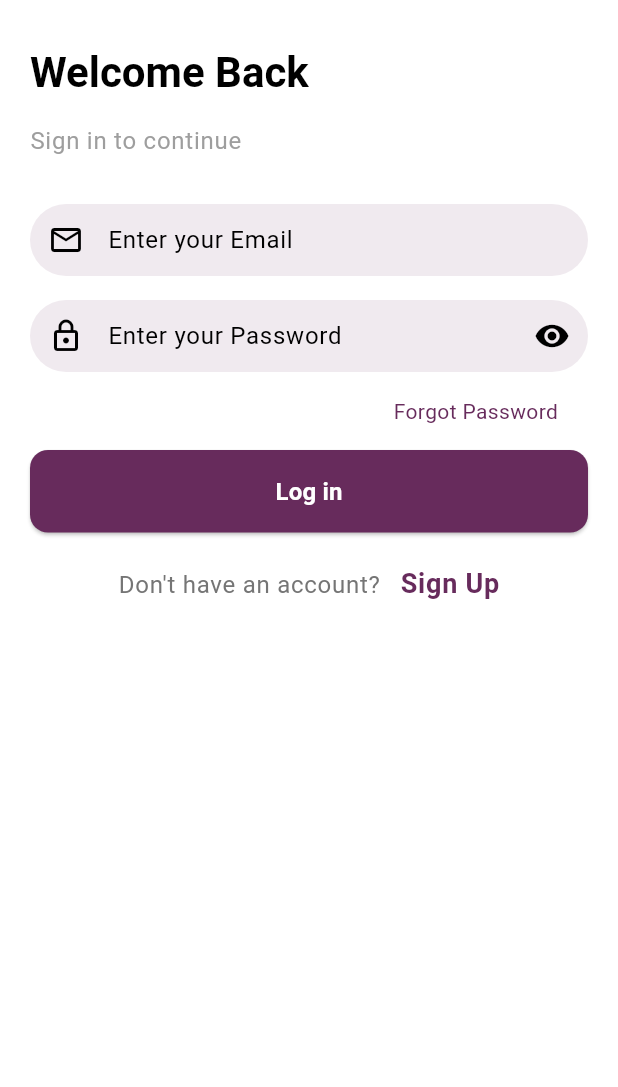
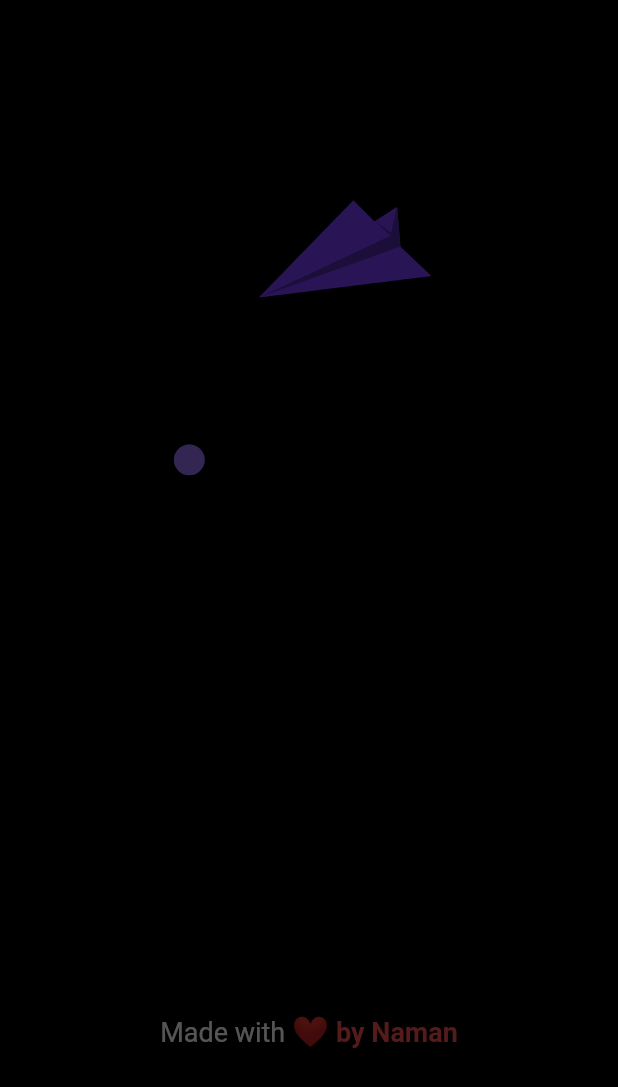
Before and after one commit to naman0274/gup_shup, a Flutter app: the first screen one second after launch, on a phone screen of 412 x 824 dp. Shown: the top 1087 px of the screen. Run offline on Flutter 3.47's test engine with Material 3 defaults, Android fonts, the phone set to English and light mode, and no system bars; our stand-ins replace cloud_firestore, equatable, firebase_auth, firebase_core, flutter_bloc, get_it and 1 more; accounts and stored records are empty.

Commit message:
splash screen added

```diff
--- a/lib/main.dart
+++ b/lib/main.dart
@@ -2,6 +2,7 @@ import 'package:flutter/material.dart';
 import 'package:gup_shup/config/theme/app_theme.dart';
 import 'package:gup_shup/data/services/service_locator.dart';
 import 'package:gup_shup/presentation/screens/auth/login_screen.dart';
+import 'package:gup_shup/presentation/screens/splash_screen.dart';
 import 'package:gup_shup/router/app_router.dart';
 
 
@@ -21,7 +22,7 @@ class MyApp extends StatelessWidget {
       title: 'Messenger App',
 
       theme: AppTheme.lightTheme,
-      home: LoginScreen(),
+      home: SplashScreen(),
     );
   }
 }
--- /dev/null
+++ b/lib/presentation/screens/splash_screen.dart
@@ -0,0 +1,86 @@
+import 'package:flutter/material.dart';
+import 'dart:async';
+import 'package:lottie/lottie.dart';
+import 'package:gup_shup/presentation/screens/auth/login_screen.dart';
+
+class SplashScreen extends StatefulWidget {
+  @override
+  _SplashScreenState createState() => _SplashScreenState();
+}
+
+class _SplashScreenState extends State<SplashScreen>
+    with SingleTickerProviderStateMixin {
+  late AnimationController _controller;
+  late Animation<double> _animation;
+
+  @override
+  void initState() {
+    super.initState();
+
+    _controller =
+        AnimationController(vsync: this, duration: Duration(seconds: 2));
+
+    _animation = Tween<double>(begin: 0, end: 1).animate(
+      CurvedAnimation(parent: _controller, curve: Curves.easeInOut),
+    );
+
+    _controller.forward();
+
+    // Navigate to home screen after 3 seconds
+    Timer(Duration(seconds: 3), () {
+      Navigator.of(context).pushReplacement(
+        MaterialPageRoute(builder: (_) => LoginScreen()),
+      );
+    });
+  }
+
+  @override
+  void dispose() {
+    _controller.dispose();
+    super.dispose();
+  }
+
+  @override
+  Widget build(BuildContext context) {
+    return Scaffold(
+      backgroundColor: Colors.black,
+      body: FadeTransition(
+        opacity: _animation,
+        child: Center(
+          child: Column(
+            mainAxisAlignment: MainAxisAlignment.center,
+            mainAxisSize: MainAxisSize.min,
+            children: [
+              Lottie.asset(
+                'assets/animations/splash.json',
+                height: 350,
+                width: 350,
+
+              ),
+              SizedBox(height: 200),
+              RichText(
+                text: TextSpan(
+                  text: 'Made with ',
+                  style: TextStyle(fontSize: 18, color: Colors.white),
+                  children: [
+                    TextSpan(
+                      text: '❤️',
+                      style: TextStyle(fontSize: 20),
+                    ),
+                    TextSpan(
+                      text: ' by Naman',
+                      style: TextStyle(
+                          fontWeight: FontWeight.bold,
+                          color: Colors.redAccent
+                      ),
+                    ),
+                  ],
+                ),
+              ),
+            ],
+          ),
+        ),
+      ),
+    );
+  }
+}
--- a/pubspec.yaml
+++ b/pubspec.yaml
@@ -40,6 +40,7 @@ dependencies:
   get_it: ^8.2.0
   equatable: ^2.0.7
   flutter_bloc: ^9.1.1
+  lottie: ^2.3.0
 
 dev_dependencies:
   flutter_test:
@@ -64,7 +65,9 @@ flutter:
   uses-material-design: true
 
   # To add assets to your application, add an assets section, like this:
-  # assets:
+  assets:
+    - assets/images/
+    - assets/animations/
   #   - images/a_dot_burr.jpeg
   #   - images/a_dot_ham.jpeg
 
```
Also changed, not shown: assets/animations/splash.json (added, +1 -0 lines), assets/images/logo.png (added), pubspec.lock.
